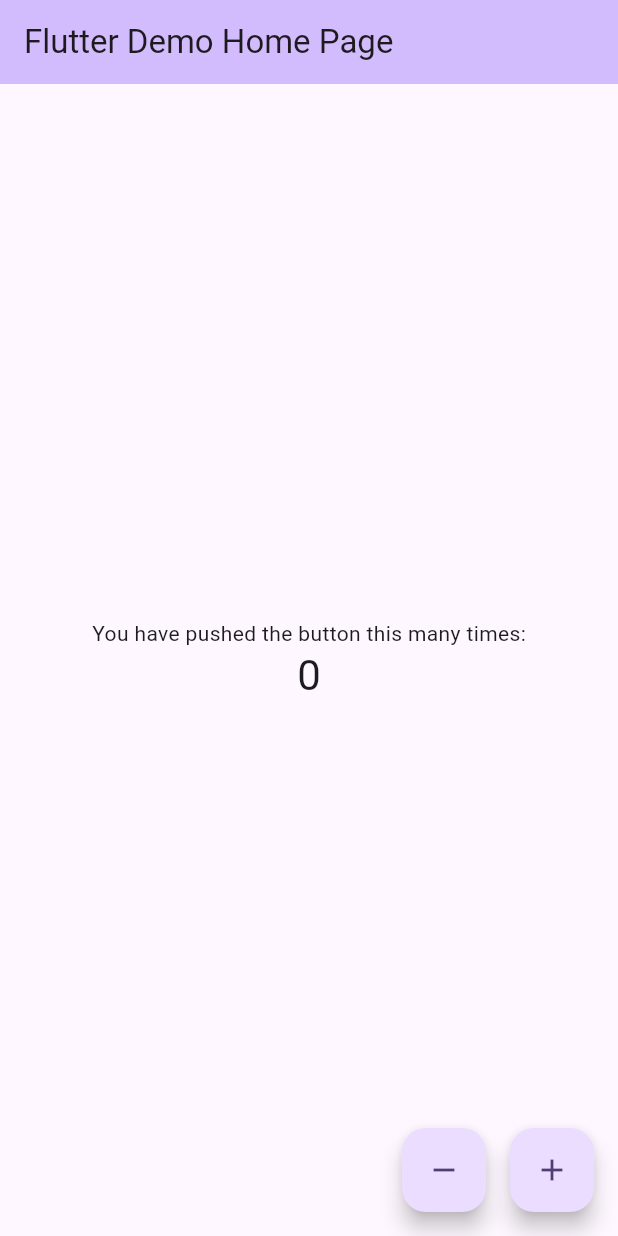
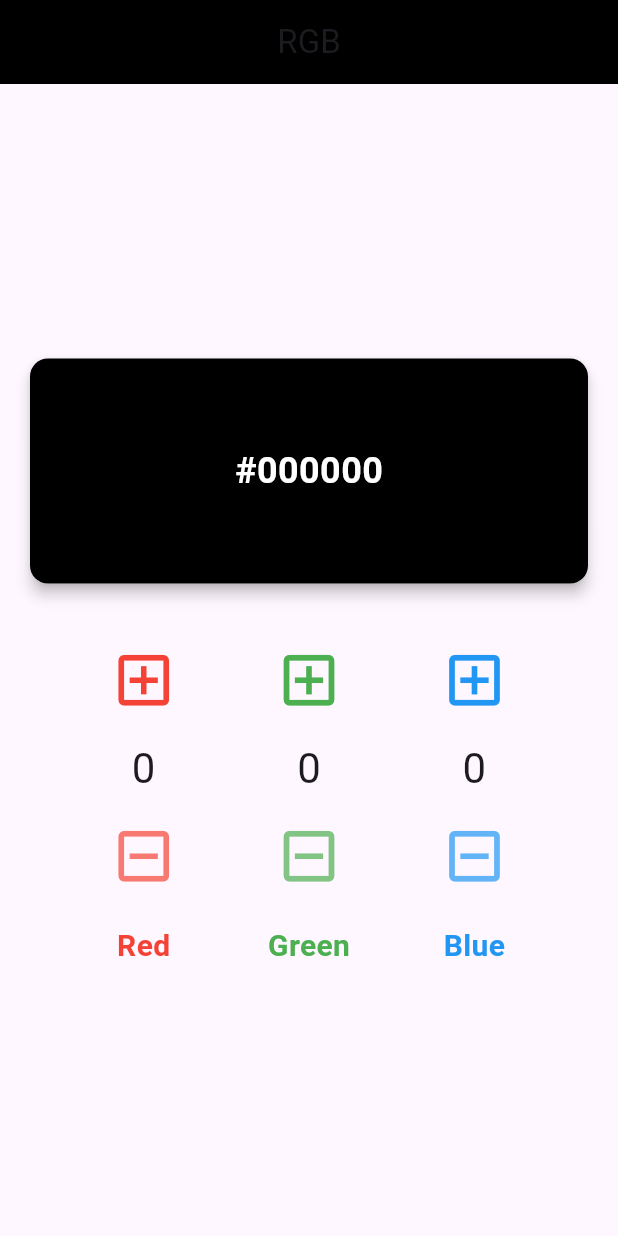
Before and after one commit to gabriel-ribeiro-099/Unidade_2_Dispositivos_Moveis, a Flutter app: the screen it shows after launch, on a phone screen of 412 x 824 dp. Run offline on Flutter 3.47's test engine with Material 3 defaults, Android fonts, the phone set to English and light mode, and no system bars.

Commit message:
feat: v1

```diff
--- a/lib/main.dart
+++ b/lib/main.dart
@@ -10,12 +10,13 @@ class MyApp extends StatelessWidget {
   @override
   Widget build(BuildContext context) {
     return MaterialApp(
-      title: 'Flutter Demo',
+      title: 'RGB',
       theme: ThemeData(
         colorScheme: ColorScheme.fromSeed(seedColor: Colors.deepPurple),
         useMaterial3: true,
       ),
-      home: const MyHomePage(title: 'Flutter Demo Home Page'),
+      home: const MyHomePage(title: 'RGB'),
+      debugShowCheckedModeBanner: false,
     );
   }
 }
@@ -30,54 +31,141 @@ class MyHomePage extends StatefulWidget {
 }
 
 class _MyHomePageState extends State<MyHomePage> {
-  int _counter = 0;
+  int _red = 0;
+  int _green = 0;
+  int _blue = 0;
 
-  void _incrementCounter() {
+  void _incrementColor(Function(int) setColor, int currentValue) {
     setState(() {
-      _counter++;
+      if (currentValue < 255) {
+        setColor(currentValue + 1);
+      }
     });
+  }
+
+  void _decrementColor(Function(int) setColor, int currentValue) {
+    setState(() {
+      if (currentValue > 0) {
+        setColor(currentValue - 1);
+      }
+    });
+  }
+
+  Widget _buildColorControl(String label, int value, Color activeColor,
+      VoidCallback onDecrement, VoidCallback onIncrement) {
+    return Column(
+      mainAxisAlignment: MainAxisAlignment.center,
+      children: <Widget>[
+        IconButton(
+          icon: const Icon(Icons.add_box_outlined),
+          onPressed: onIncrement,
+          iconSize: 45,
+          color: activeColor,
+          tooltip: 'Aumentar $label',
+        ),
+        const SizedBox(height: 10),
+
+        Text(
+          '$value',
+          style: Theme.of(context).textTheme.headlineMedium,
+        ),
+        const SizedBox(height: 10),
+
+        IconButton(
+          icon: const Icon(
+              Icons.indeterminate_check_box_outlined),
+          onPressed: onDecrement,
+          iconSize: 45,
+          color: activeColor.withOpacity(0.7),
+          tooltip: 'Diminuir $label',
+        ),
+        const SizedBox(height: 15),
+        Text(
+          label,
+          style: TextStyle(
+              fontSize: 20, fontWeight: FontWeight.bold, color: activeColor),
+        ),
+      ],
+    );
+  }
+
+  String _getHexCode() {
+    return '#${_red.toRadixString(16).padLeft(2, '0')}${_green.toRadixString(16).padLeft(2, '0')}${_blue.toRadixString(16).padLeft(2, '0')}'
+        .toUpperCase();
   }
 
   @override
   Widget build(BuildContext context) {
+    final Color currentColor = Color.fromRGBO(_red, _green, _blue, 1.0);
+
     return Scaffold(
       appBar: AppBar(
-        backgroundColor: Theme.of(context).colorScheme.inversePrimary,
+        backgroundColor: currentColor,
         title: Text(widget.title),
+        centerTitle: true,
       ),
       body: Center(
+        child: Padding(
+          padding: const EdgeInsets.all(16.0),
           child: Column(
             mainAxisAlignment: MainAxisAlignment.center,
             children: <Widget>[
-            const Text(
-              'You have pushed the button this many times:',
+              Card(
+                elevation: 4.0,
+                child: Container(
+                  width: double.infinity,
+                  height: 150,
+                  decoration: BoxDecoration(
+                    color: currentColor,
+                    borderRadius: BorderRadius.circular(12.0),
                   ),
-            Text(
-              '$_counter',
-              style: Theme.of(context).textTheme.headlineMedium,
+                  child: Center(
+                    child: Text(
+                      _getHexCode(),
+                      style: TextStyle(
+                        fontSize: 24,
+                        fontWeight: FontWeight.bold,
+                        color:
+                        ThemeData.estimateBrightnessForColor(currentColor) ==
+                            Brightness.dark
+                            ? Colors.white
+                            : Colors.black,
+                      ),
+                    ),
+                  ),
+                ),
+              ),
+              const SizedBox(height: 30),
+
+              Row(
+                mainAxisAlignment: MainAxisAlignment.spaceEvenly,
+                children: [
+                  _buildColorControl(
+                    'Red',
+                    _red,
+                    Colors.red,
+                        () => _decrementColor((val) => _red = val, _red),
+                        () => _incrementColor((val) => _red = val, _red),
+                  ),
+                  _buildColorControl(
+                    'Green',
+                    _green,
+                    Colors.green,
+                        () => _decrementColor((val) => _green = val, _green),
+                        () => _incrementColor((val) => _green = val, _green),
+                  ),
+                  _buildColorControl(
+                    'Blue',
+                    _blue,
+                    Colors.blue,
+                        () => _decrementColor((val) => _blue = val, _blue),
+                        () => _incrementColor((val) => _blue = val, _blue),
+                  ),
+                ],
               ),
             ],
           ),
         ),
-      floatingActionButton: Row(
-        mainAxisAlignment: MainAxisAlignment.end,
-        children: [
-          FloatingActionButton(
-            onPressed: () {
-              setState(() {
-                if (_counter > 0) _counter--;
-              });
-            },
-            tooltip: 'Decrementar',
-            child: const Icon(Icons.remove),
-          ),
-          const SizedBox(width: 16),
-          FloatingActionButton(
-            onPressed: _incrementCounter,
-            tooltip: 'Incrementar',
-            child: const Icon(Icons.add),
-          ),
-        ],
       ),
     );
   }
```
Lines whose indentation alone changed are shown as unchanged.
